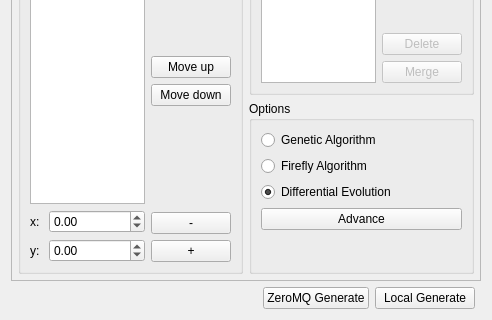
Old version of the form core/panel/DimensionalSynthesis/Path_Solving.ui in the repository KmolYuan/Pyslvs-UI; both pictures show x 0 to 492 and y 174 to 494 of the 492 by 494 pixel window.
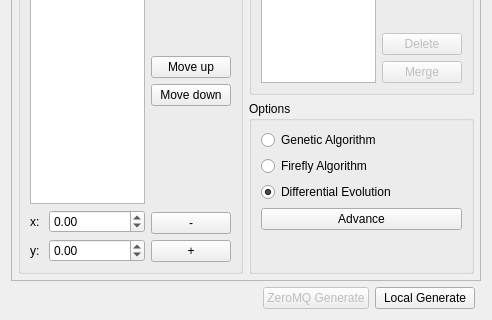
New version of the form. Icons and pictures are not drawn.

```diff
--- a/core/panel/DimensionalSynthesis/Path_Solving.ui
+++ b/core/panel/DimensionalSynthesis/Path_Solving.ui
@@ -448,6 +448,9 @@
         </item>
         <item>
          <widget class="QPushButton" name="GenerateZMQ">
+          <property name="enabled">
+           <bool>false</bool>
+          </property>
           <property name="minimumSize">
            <size>
             <width>100</width>
```
Left out of the diff: 4 changed lines with no effect on the pictures.
